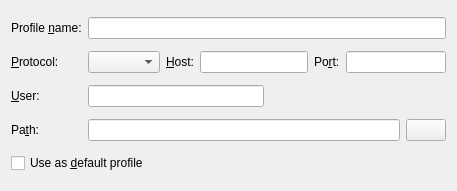
Qt form uploadprofiledlg.ui (KDE/kdev-upload) before a commit.
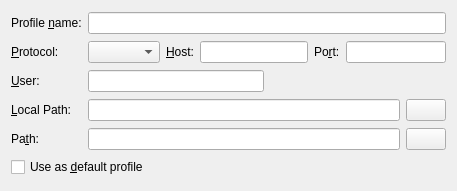
The same form after that commit. Custom widgets are drawn as their Qt base class.

Commit message:
added possibility to specify local path
Reviewers: #kdevelop, kfunk

Reviewed By: #kdevelop, kfunk

Subscribers: kfunk, kdevelop-devel

What changed in the file:
```diff
--- a/uploadprofiledlg.ui
+++ b/uploadprofiledlg.ui
@@ -131,6 +131,36 @@
     </spacer>
    </item>
    <item row="3" column="0" >
+    <widget class="QLabel" name="TextLabel3_2" >
+     <property name="text" >
+      <string>&amp;Local Path:</string>
+     </property>
+     <property name="wordWrap" >
+      <bool>false</bool>
+     </property>
+     <property name="buddy" >
+      <cstring>linePath</cstring>
+     </property>
+    </widget>
+   </item>
+   <item row="3" column="1" colspan="2" >
+    <layout class="QHBoxLayout" >
+     <item>
+      <widget class="QLineEdit" name="lineLocalPath" />
+     </item>
+     <item>
+      <widget class="QPushButton" name="browseButtonLocal" >
+       <property name="sizePolicy" >
+        <sizepolicy vsizetype="Fixed" hsizetype="Fixed" >
+         <horstretch>0</horstretch>
+         <verstretch>0</verstretch>
+        </sizepolicy>
+       </property>
+      </widget>
+     </item>
+    </layout>
+   </item>
+   <item row="4" column="0" >
     <widget class="QLabel" name="TextLabel2_2" >
      <property name="text" >
       <string>Pa&amp;th:</string>
@@ -143,7 +173,7 @@
      </property>
     </widget>
    </item>
-   <item row="3" column="1" colspan="2" >
+   <item row="4" column="1" colspan="2" >
     <layout class="QHBoxLayout" >
      <item>
       <widget class="QLineEdit" name="linePath" />
@@ -160,7 +190,7 @@
      </item>
     </layout>
    </item>
-   <item row="4" column="0" colspan="3" >
+   <item row="5" column="0" colspan="3" >
     <widget class="QCheckBox" name="defaultProfile" >
      <property name="text" >
       <string>Use as &amp;default profile</string>
```
The commit also changes 9 other files.
